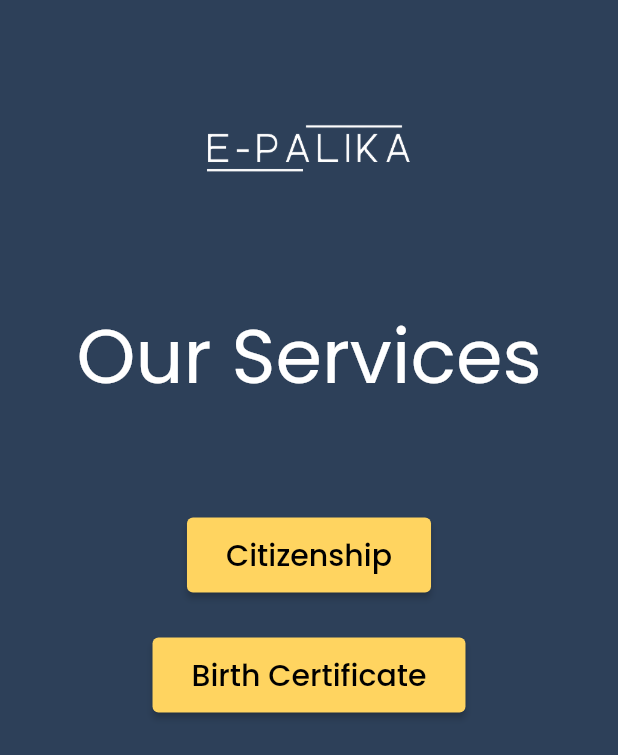
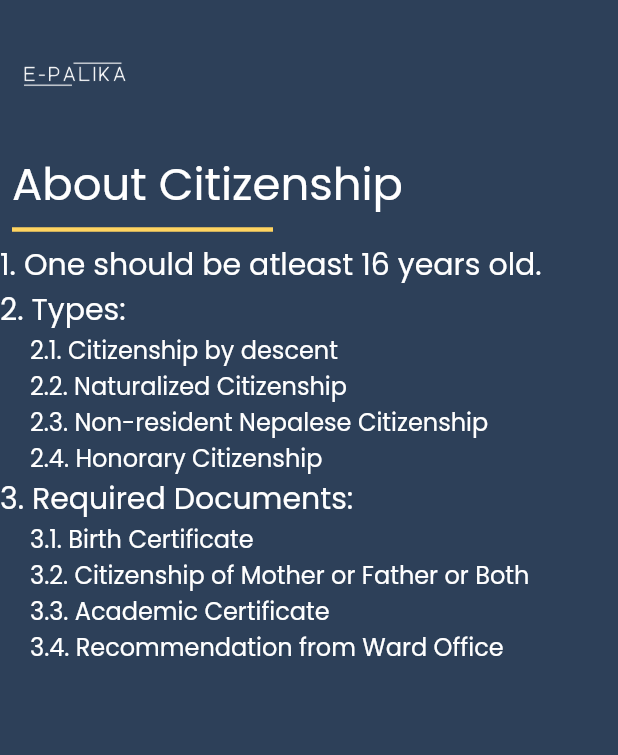
Before and after one commit to sandesh101/E-Palika, a Flutter app: the screen it shows after launch, after a tap on "Citizenship", on a phone screen of 412 x 824 dp. Shown: the top 755 px of the screen. Run offline on Flutter 3.47's test engine with Material 2 defaults, Android fonts, the phone set to English and light mode, and no system bars; our stand-ins replace google_fonts.

Commit message:
Citizenship Details UI Done

```diff
--- a/lib/main.dart
+++ b/lib/main.dart
@@ -1,3 +1,4 @@
+import 'package:e_palika/screens/citizenship/citizenship_details.dart';
 import 'package:e_palika/screens/splash_screen.dart';
 import 'package:flutter/material.dart';
 
@@ -17,6 +18,7 @@ class MyApp extends StatelessWidget {
       initialRoute: '/',
       routes: {
         '/': (context) => const SplashScreen(),
+        'citizenship_details': (context) => const CitizenshipDetails(),
       },
     );
   }
--- /dev/null
+++ b/lib/screens/citizenship/citizenship_details.dart
@@ -0,0 +1,126 @@
+import 'package:flutter/material.dart';
+import 'package:google_fonts/google_fonts.dart';
+
+class CitizenshipDetails extends StatelessWidget {
+  const CitizenshipDetails({Key? key}) : super(key: key);
+
+  @override
+  Widget build(BuildContext context) {
+    return Scaffold(
+      backgroundColor: const Color(0xFF2D4059),
+      // appBar: AppBar(
+      //   backgroundColor: const Color(0xFF2D4059),
+      //   elevation: 0.0,
+      //   leading: Image.asset(
+      //     'assets/images/eplogo.png',
+      //     height: 70,
+      //     width: 70,
+      //   ),
+      // ),
+      body: Column(
+        children: [
+          Row(
+            children: [
+              Image.asset(
+                'assets/images/eplogo.png',
+                height: 100,
+                width: 100,
+              ),
+            ],
+          ),
+          Column(
+            crossAxisAlignment: CrossAxisAlignment.start,
+            children: [
+              Padding(
+                padding: const EdgeInsets.only(left: 8.0),
+                child: Text(
+                  'About Citizenship',
+                  style: GoogleFonts.poppins(fontSize: 30, color: Colors.white),
+                ),
+              ),
+              const Divider(
+                indent: 8,
+                endIndent: 230,
+                color: Color(0xFFFFD460),
+                thickness: 3.0,
+              ),
+              Text(
+                '1. One should be atleast 16 years old.',
+                style: GoogleFonts.poppins(fontSize: 20, color: Colors.white),
+              ),
+
+              // =======================Types========================
+              Text(
+                '2. Types:',
+                style: GoogleFonts.poppins(fontSize: 20, color: Colors.white),
+              ),
+              Padding(
+                padding: const EdgeInsets.only(left: 20.0),
+                child: Text(
+                  '2.1. Citizenship by descent',
+                  style: GoogleFonts.poppins(fontSize: 16, color: Colors.white),
+                ),
+              ),
+              Padding(
+                padding: const EdgeInsets.only(left: 20.0),
+                child: Text(
+                  '2.2. Naturalized Citizenship',
+                  style: GoogleFonts.poppins(fontSize: 16, color: Colors.white),
+                ),
+              ),
+              Padding(
+                padding: const EdgeInsets.only(left: 20.0),
+                child: Text(
+                  '2.3. Non-resident Nepalese Citizenship',
+                  style: GoogleFonts.poppins(fontSize: 16, color: Colors.white),
+                ),
+              ),
+              Padding(
+                padding: const EdgeInsets.only(left: 20.0),
+                child: Text(
+                  '2.4. Honorary Citizenship',
+                  style: GoogleFonts.poppins(fontSize: 16, color: Colors.white),
+                ),
+              ),
+
+              // =======================Required Documents Starts========================
+              Text(
+                '3. Required Documents:',
+                style: GoogleFonts.poppins(fontSize: 20, color: Colors.white),
+              ),
+              Padding(
+                padding: const EdgeInsets.only(left: 20.0),
+                child: Text(
+                  '3.1. Birth Certificate',
+                  style: GoogleFonts.poppins(fontSize: 16, color: Colors.white),
+                ),
+              ),
+              Padding(
+                padding: const EdgeInsets.only(left: 20.0),
+                child: Text(
+                  '3.2. Citizenship of Mother or Father or Both',
+                  style: GoogleFonts.poppins(fontSize: 16, color: Colors.white),
+                ),
+              ),
+              Padding(
+                padding: const EdgeInsets.only(left: 20.0),
+                child: Text(
+                  '3.3. Academic Certificate',
+                  style: GoogleFonts.poppins(fontSize: 16, color: Colors.white),
+                ),
+              ),
+              Padding(
+                padding: const EdgeInsets.only(left: 20.0),
+                child: Text(
+                  '3.4. Recommendation from Ward Office',
+                  style: GoogleFonts.poppins(fontSize: 16, color: Colors.white),
+                ),
+              ),
+              // =======================Required Document Ends========================
+            ],
+          ),
+        ],
+      ),
+    );
+  }
+}
--- a/lib/widgets/custom_button.dart
+++ b/lib/widgets/custom_button.dart
@@ -13,7 +13,9 @@ class Buttons extends StatelessWidget {
         primary: const Color(0xFFFFD460),
         maximumSize: const Size(240, 150),
       ),
-      onPressed: () {},
+      onPressed: () {
+        Navigator.pushNamed(context, 'citizenship_details');
+      },
       child: Padding(
         padding: const EdgeInsets.all(10.0),
         child: Text(
```
